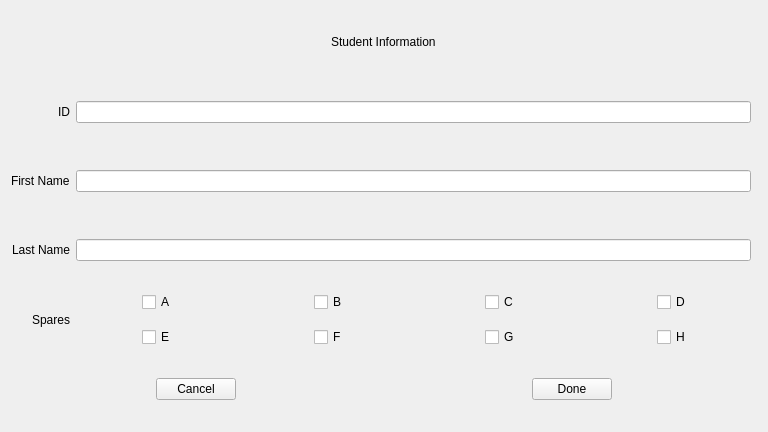
The window that studentwindow.ui (pstakoun/northern-spare-tracker) describes before a commit, drawn with Qt 5.
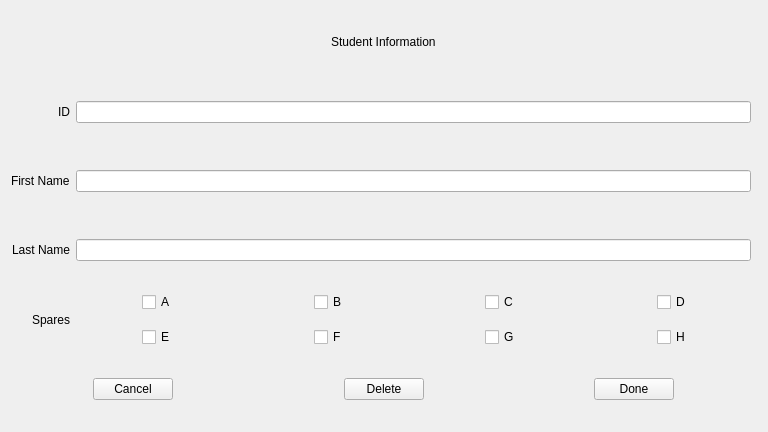
The same window after the commit.

Commit message: Add delete button

Diff of the .ui file:
```diff
--- a/studentwindow.ui
+++ b/studentwindow.ui
@@ -127,6 +127,13 @@
           </property>
          </widget>
         </item>
+        <item alignment="Qt::AlignHCenter|Qt::AlignVCenter">
+         <widget class="QPushButton" name="deleteButton">
+          <property name="text">
+           <string>Delete</string>
+          </property>
+         </widget>
+        </item>
         <item alignment="Qt::AlignHCenter|Qt::AlignVCenter">
          <widget class="QPushButton" name="doneButton">
           <property name="text">
```
The commit also changes 3 other files.
